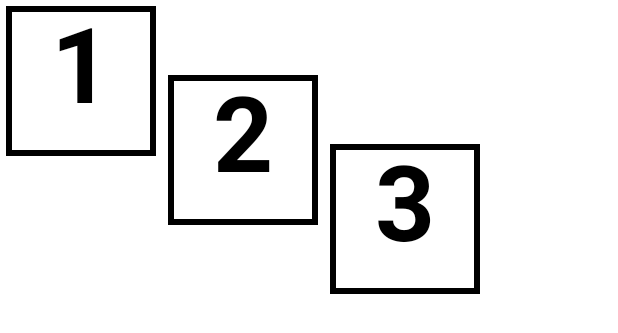
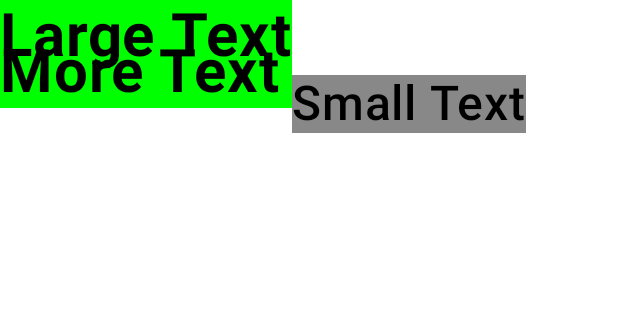
Before and after one commit to Marchbreeze/Compose-Study, an Android app built with Jetpack Compose: the @Preview function GreetingPreview3, on a phone screen of 412 x 824 dp. Shown: the top 333 px of the screen. Run offline under Robolectric (Android 15) with nearby library versions, the phone set to English and light mode, and no system bars.

Commit message:
[#25] 특정 자식의 정렬에 오프셋 적용

```diff
--- a/app/src/main/java/march/breeze/compose/RowColDemoActivity.kt
+++ b/app/src/main/java/march/breeze/compose/RowColDemoActivity.kt
@@ -3,6 +3,7 @@ package march.breeze.compose
 import android.os.Bundle
 import androidx.activity.ComponentActivity
 import androidx.activity.compose.setContent
+import androidx.compose.foundation.background
 import androidx.compose.foundation.border
 import androidx.compose.foundation.layout.Arrangement
 import androidx.compose.foundation.layout.Column
@@ -10,6 +11,7 @@ import androidx.compose.foundation.layout.Row
 import androidx.compose.foundation.layout.fillMaxSize
 import androidx.compose.foundation.layout.height
 import androidx.compose.foundation.layout.padding
+import androidx.compose.foundation.layout.paddingFrom
 import androidx.compose.foundation.layout.size
 import androidx.compose.material3.MaterialTheme
 import androidx.compose.material3.Surface
@@ -18,6 +20,7 @@ import androidx.compose.runtime.Composable
 import androidx.compose.ui.Alignment
 import androidx.compose.ui.Modifier
 import androidx.compose.ui.graphics.Color
+import androidx.compose.ui.layout.FirstBaseline
 import androidx.compose.ui.text.font.FontWeight
 import androidx.compose.ui.text.style.TextAlign
 import androidx.compose.ui.tooling.preview.Preview
@@ -109,10 +112,36 @@ fun MainScreen4() {
     }
 }
 
+@Composable
+fun MainScreen5() {
+    Row {
+        Text(
+            text = "Large Text\nMore Text",
+            Modifier
+                .alignBy(FirstBaseline)
+                .background(Color.Green),
+            fontSize = 40.sp,
+            fontWeight = FontWeight.Bold
+        )
+        Text(
+            text = "Small Text",
+            Modifier
+                .paddingFrom(
+                    alignmentLine = FirstBaseline,
+                    before = 80.dp,
+                    after = 20.dp
+                )
+                .background(Color.Gray),
+            fontSize = 32.sp,
+            fontWeight = FontWeight.Medium
+        )
+    }
+}
+
 @Preview(showBackground = true)
 @Composable
 fun GreetingPreview3() {
     ComposeStudyTheme {
-        MainScreen4()
+        MainScreen5()
     }
 }
```
